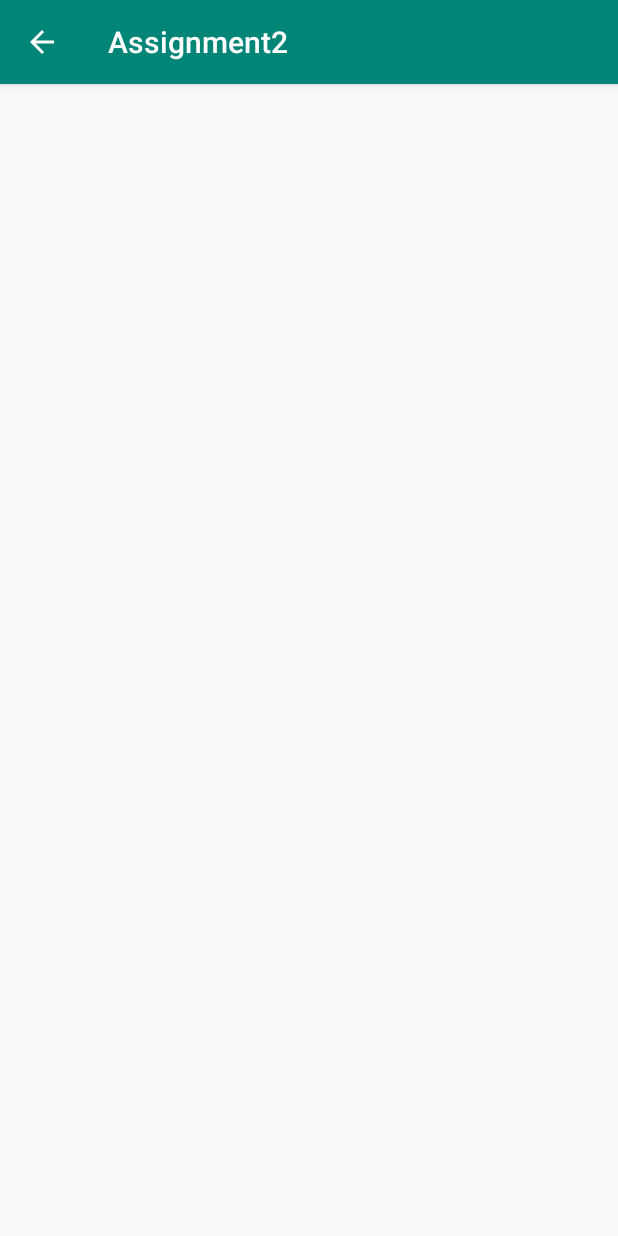
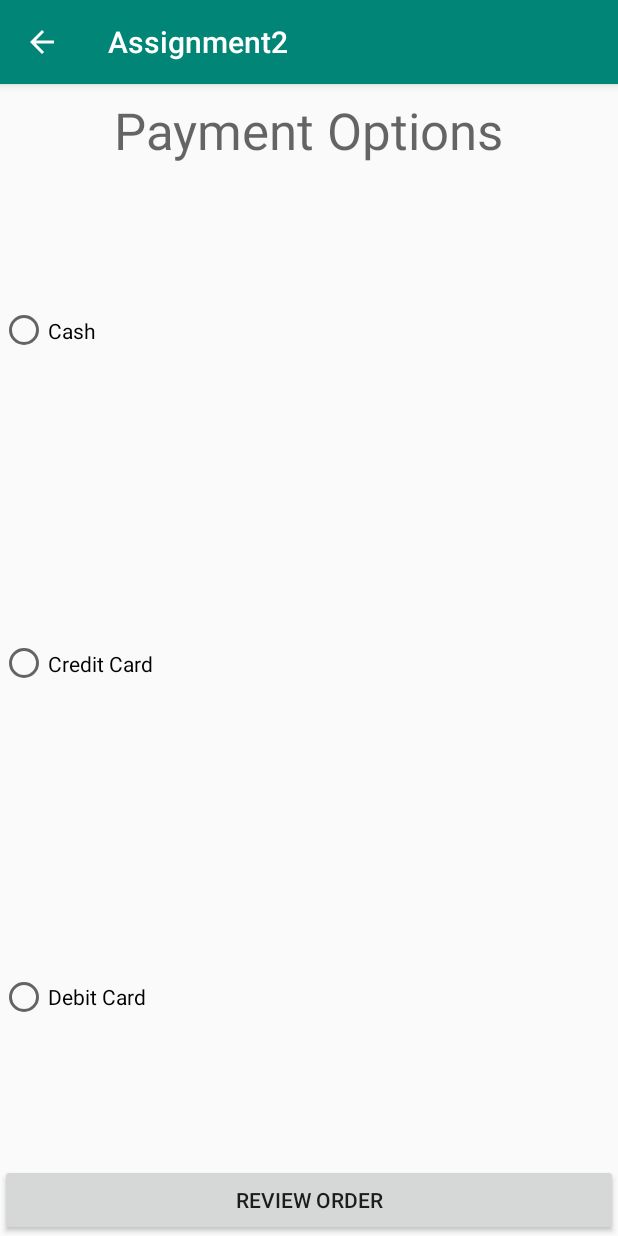
Before and after one commit to jharrilim/comp304-assignment2, an Android app: the PaymentActivity screen opened directly, with no data from a screen before it, on a phone screen of 412 x 824 dp. Run offline under Robolectric (Android 15) with nearby library versions, the phone set to English and light mode, and no system bars.

Commit message:
add payment activity content

```diff
--- a/app/src/main/java/comp304/josephharrisonlim/assignment2/PaymentActivity.kt
+++ b/app/src/main/java/comp304/josephharrisonlim/assignment2/PaymentActivity.kt
@@ -1,7 +1,10 @@
 package comp304.josephharrisonlim.assignment2
 
+import android.content.Intent
 import android.os.Bundle
 import android.support.v7.app.AppCompatActivity
+import android.view.View
+import kotlinx.android.synthetic.main.activity_payment.*
 
 class PaymentActivity : AppCompatActivity() {
 
@@ -9,4 +12,24 @@ class PaymentActivity : AppCompatActivity() {
         super.onCreate(savedInstanceState)
         setContentView(R.layout.activity_payment)
     }
+
+    fun proceedToOrder(view: View) {
+        when (view.id) {
+            R.id.proceedToFinalOrderBtn -> {
+                val bundle = Bundle()
+                when (paymentOptionGroup.checkedRadioButtonId) {
+                    0 -> {
+                        bundle.putInt("T_PYMT", 0)
+                    }
+                    1 -> {
+                        bundle.putInt("T_PYMT", 1)
+                    }
+                    2 -> {
+                        bundle.putInt("T_PYMT", 2)
+                    }
+                }
+                startActivity(Intent(this, FinalOrderActivity::class.java), bundle)
+            }
+        }
+    }
 }
--- a/app/src/main/res/layout/activity_payment.xml
+++ b/app/src/main/res/layout/activity_payment.xml
@@ -6,4 +6,64 @@
     android:layout_height="match_parent"
     tools:context=".PaymentActivity">
 
+    <TextView
+        android:id="@+id/paymentOptionsTxt"
+        android:layout_width="wrap_content"
+        android:layout_height="wrap_content"
+        android:layout_marginStart="8dp"
+        android:layout_marginTop="8dp"
+        android:layout_marginEnd="8dp"
+        android:text="@string/payment_options"
+        android:textAppearance="@style/TextAppearance.AppCompat.Display1"
+        app:layout_constraintEnd_toEndOf="parent"
+        app:layout_constraintStart_toStartOf="parent"
+        app:layout_constraintTop_toTopOf="parent" />
+
+    <LinearLayout
+        android:layout_width="match_parent"
+        android:layout_height="0dp"
+        android:orientation="vertical"
+        app:layout_constraintBottom_toBottomOf="parent"
+        app:layout_constraintEnd_toEndOf="parent"
+        app:layout_constraintStart_toStartOf="parent"
+        app:layout_constraintTop_toBottomOf="@+id/paymentOptionsTxt">
+
+        <RadioGroup
+            android:id="@+id/paymentOptionGroup"
+            android:layout_width="match_parent"
+            android:layout_height="match_parent"
+            android:layout_weight="1"
+            tools:layout_editor_absoluteX="8dp"
+            tools:layout_editor_absoluteY="62dp">
+
+            <RadioButton
+                android:id="@+id/cashRadioButton"
+                android:layout_width="wrap_content"
+                android:layout_height="wrap_content"
+                android:layout_weight="1"
+                android:text="@string/cash" />
+
+            <RadioButton
+                android:id="@+id/creditRadioButton"
+                android:layout_width="wrap_content"
+                android:layout_height="wrap_content"
+                android:layout_weight="1"
+                android:text="@string/credit_card" />
+
+            <RadioButton
+                android:id="@+id/debitRadioButton"
+                android:layout_width="wrap_content"
+                android:layout_height="wrap_content"
+                android:layout_weight="1"
+                android:text="@string/debit_card" />
+        </RadioGroup>
+
+        <Button
+            android:id="@+id/proceedToFinalOrderBtn"
+            android:layout_width="match_parent"
+            android:layout_height="wrap_content"
+            android:layout_weight="0"
+            android:text="@string/proceedToOrder" />
+    </LinearLayout>
+
 </android.support.constraint.ConstraintLayout>
--- a/app/src/main/res/values/strings.xml
+++ b/app/src/main/res/values/strings.xml
@@ -12,4 +12,8 @@
     <string name="cost">Cost</string>
     <string name="cart">Cart</string>
     <string name="payment_opts">Proceed to Payment</string>
+    <string name="payment_options">Payment Options</string>
+    <string name="cash">Cash</string>
+    <string name="credit_card">Credit Card</string>
+    <string name="debit_card">Debit Card</string>
 </resources>
```
